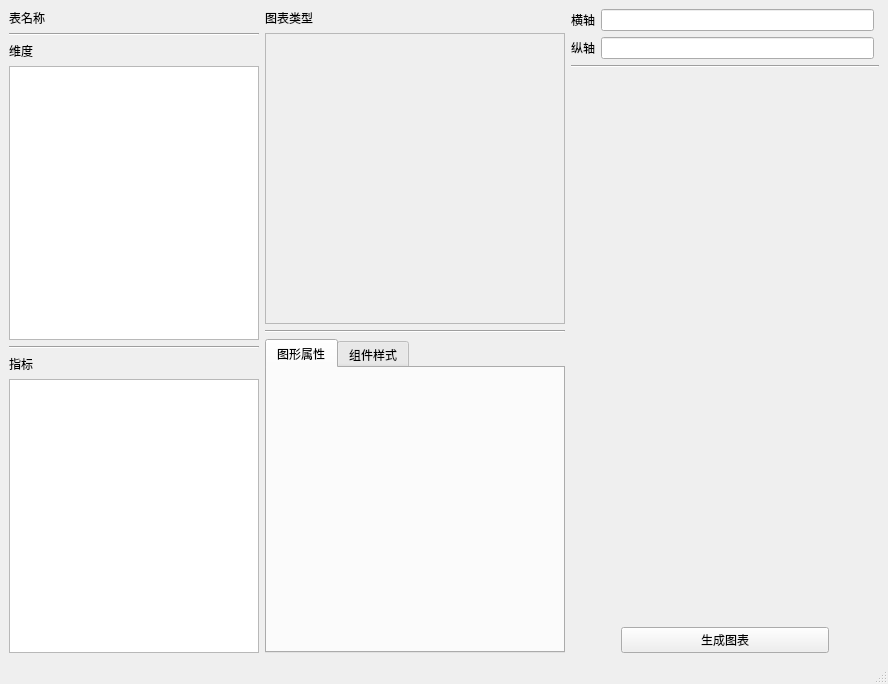
kingry1/GraduationProject-Data-Visualization-System, file views/UI_DataVisualizationWin.ui: the form before one commit.
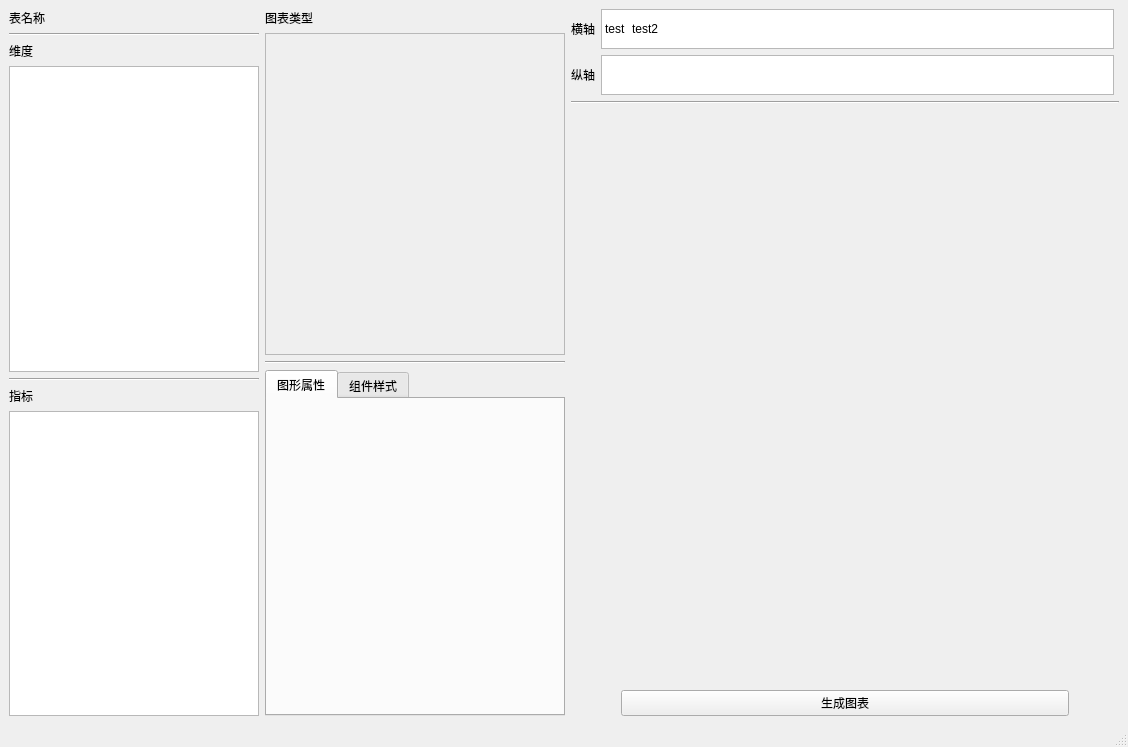
The form after the commit. The open tabs and pages were chosen to show the change. Custom widgets are drawn as their Qt base class.

Diff of the .ui file:
```diff
--- a/views/UI_DataVisualizationWin.ui
+++ b/views/UI_DataVisualizationWin.ui
@@ -6,8 +6,8 @@
    <rect>
     <x>0</x>
     <y>0</y>
-    <width>888</width>
-    <height>684</height>
+    <width>1128</width>
+    <height>747</height>
    </rect>
   </property>
   <property name="windowTitle">
@@ -180,7 +180,7 @@
                <x>0</x>
                <y>0</y>
                <width>298</width>
-               <height>277</height>
+               <height>308</height>
               </rect>
              </property>
              <layout class="QVBoxLayout" name="verticalLayout_2">
@@ -248,7 +248,36 @@
            </widget>
           </item>
           <item>
-           <widget class="QLineEdit" name="lineEdit"/>
+           <widget class="QListWidget" name="listWidget_4">
+            <property name="sizePolicy">
+             <sizepolicy hsizetype="Expanding" vsizetype="Fixed">
+              <horstretch>0</horstretch>
+              <verstretch>0</verstretch>
+             </sizepolicy>
+            </property>
+            <property name="maximumSize">
+             <size>
+              <width>16777215</width>
+              <height>40</height>
+             </size>
+            </property>
+            <property name="verticalScrollBarPolicy">
+             <enum>Qt::ScrollBarAlwaysOff</enum>
+            </property>
+            <property name="flow">
+             <enum>QListView::LeftToRight</enum>
+            </property>
+            <item>
+             <property name="text">
+              <string>test</string>
+             </property>
+            </item>
+            <item>
+             <property name="text">
+              <string>test2</string>
+             </property>
+            </item>
+           </widget>
           </item>
          </layout>
         </item>
@@ -270,7 +299,29 @@
            </widget>
           </item>
           <item>
-           <widget class="QLineEdit" name="lineEdit_2"/>
+           <widget class="QListWidget" name="listWidget_3">
+            <property name="sizePolicy">
+             <sizepolicy hsizetype="Expanding" vsizetype="Fixed">
+              <horstretch>0</horstretch>
+              <verstretch>0</verstretch>
+             </sizepolicy>
+            </property>
+            <property name="maximumSize">
+             <size>
+              <width>16777215</width>
+              <height>40</height>
+             </size>
+            </property>
+            <property name="verticalScrollBarPolicy">
+             <enum>Qt::ScrollBarAlwaysOff</enum>
+            </property>
+            <property name="flow">
+             <enum>QListView::LeftToRight</enum>
+            </property>
+            <property name="spacing">
+             <number>10</number>
+            </property>
+           </widget>
           </item>
          </layout>
         </item>
@@ -345,6 +396,17 @@
   </widget>
   <widget class="QStatusBar" name="statusbar"/>
  </widget>
+ <customwidgets>
+  <customwidget>
+   <class>MplWidget</class>
+   <extends>QWidget</extends>
+   <header>.mplwidget.h</header>
+   <container>1</container>
+   <slots>
+    <slot>plot()</slot>
+   </slots>
+  </customwidget>
+ </customwidgets>
  <resources/>
  <connections/>
 </ui>
```
Left out of the diff: 27 changed lines with no effect on the pictures.
